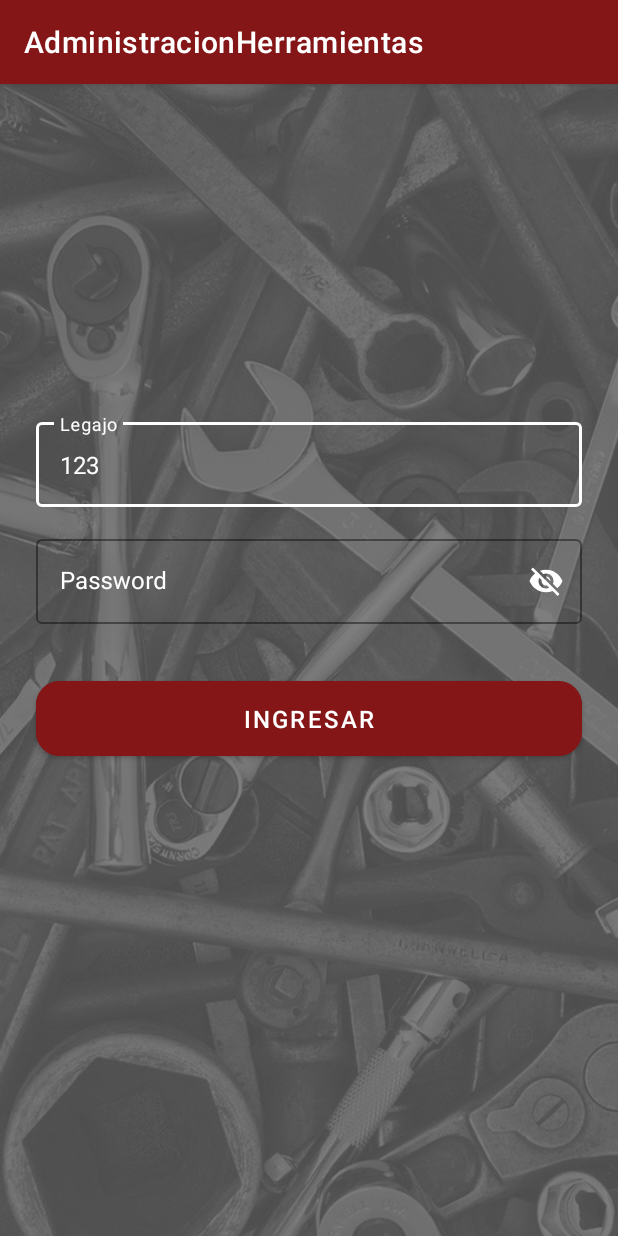
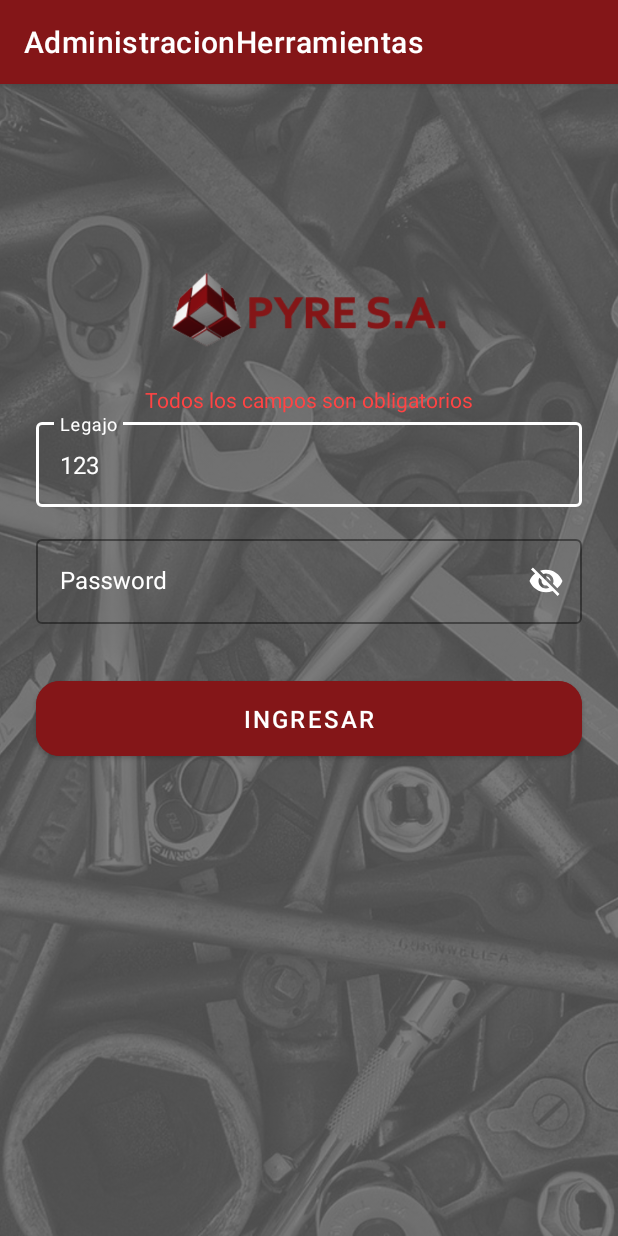
Before and after one commit to MenichettiDev/herramientas-mobile, an Android app: the screen it shows after launch (LoginActivity), after a tap on "INGRESAR", on a phone screen of 412 x 824 dp. Run offline under Robolectric (Android 15) with nearby library versions, the phone set to English and light mode, and no system bars; 1 other tap on this screen came first.

Commit message:
Feat - iconoz - login

```diff
--- a/app/src/main/java/com/example/administracionherramientas/ui/login/LoginActivityViewModel.java
+++ b/app/src/main/java/com/example/administracionherramientas/ui/login/LoginActivityViewModel.java
@@ -37,8 +37,8 @@ public class LoginActivityViewModel extends AndroidViewModel {
     }
 
     public void login(String legajo, String password){
-//        if (legajo.isEmpty() || password.isEmpty()) {
-            if (legajo.isEmpty() ) {
+        if (legajo.isEmpty() || password.isEmpty()) {
+//            if (legajo.isEmpty() ) {
             errorMutable.setValue("Todos los campos son obligatorios");
             return;
         }
@@ -46,7 +46,7 @@ public class LoginActivityViewModel extends AndroidViewModel {
         //Instancia de inmoServicio
         ApiClient.ApiServicio apiServicio = ApiClient.getInstance().getApiClient();
 
-        ApiClient.LoginRequest loginRequest = new ApiClient.LoginRequest(legajo, "123");
+        ApiClient.LoginRequest loginRequest = new ApiClient.LoginRequest(legajo, password);
         Call<LoginResponse> call = apiServicio.loginForm(loginRequest);
 
         call.enqueue(new Callback<LoginResponse>() {
--- a/app/src/main/res/layout/activity_login.xml
+++ b/app/src/main/res/layout/activity_login.xml
@@ -104,4 +104,14 @@
         app:layout_constraintEnd_toEndOf="parent"
         app:layout_constraintStart_toStartOf="parent" />
 
+    <ImageView
+        android:id="@+id/imageView5"
+        android:layout_width="200dp"
+        android:layout_height="100dp"
+        android:layout_marginTop="100dp"
+        app:layout_constraintEnd_toEndOf="parent"
+        app:layout_constraintStart_toStartOf="parent"
+        app:layout_constraintTop_toTopOf="parent"
+        app:srcCompat="@drawable/pyre" />
+
 </androidx.constraintlayout.widget.ConstraintLayout>
--- a/app/src/main/res/layout/fragment_dashboard.xml
+++ b/app/src/main/res/layout/fragment_dashboard.xml
@@ -172,7 +172,7 @@
                 <ImageView
                     android:layout_width="48dp"
                     android:layout_height="48dp"
-                    android:src="@drawable/devuelve"/>
+                    android:src="@drawable/stock"/>
 
                 <TextView
                     android:layout_width="wrap_content"
```
Also changed, not shown: app/src/main/res/drawable/pyre.png (added), app/src/main/res/drawable/stock.png (added).
